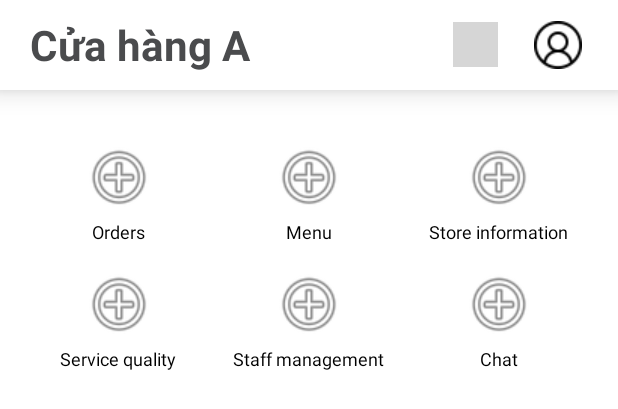
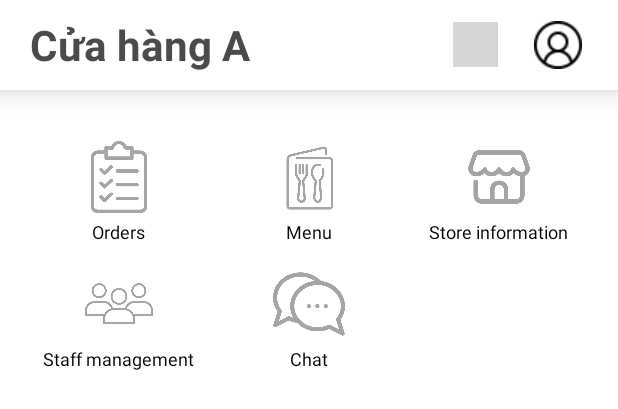
Before and after one commit to BuiAnh12/food_ordering_app, an Android app: the layout fragment_store_home.xml on its own in the app's theme, with its tools: preview values and no code run, on a phone screen of 412 x 824 dp. Shown: the top 409 px of the screen. Run offline under Robolectric (Android 15) with nearby library versions, the phone set to English and light mode, and no system bars; grey boxes are pictures that could not be loaded.

Commit message:
FEAT: Update UI

```diff
--- a/app/src/main/java/com/example/food_ordering_mobile_app/ui/home/HomeFragment.java
+++ b/app/src/main/java/com/example/food_ordering_mobile_app/ui/home/HomeFragment.java
@@ -46,7 +46,7 @@ public class HomeFragment extends Fragment {
         LinearLayout orderLayout = view.findViewById(R.id.orderLayout);
         LinearLayout staffLayout = view.findViewById(R.id.staffLayout);
         LinearLayout storeInformationLayout = view.findViewById(R.id.storeInformationLayout);
-        LinearLayout serviceQualityLayout = view.findViewById(R.id.serviceQualityLayout);
+//        LinearLayout serviceQualityLayout = view.findViewById(R.id.serviceQualityLayout);
         LinearLayout chatLayout = view.findViewById(R.id.chatLayout);
         LinearLayout menuLayout = view.findViewById(R.id.menuLayout);
 
@@ -54,7 +54,7 @@ public class HomeFragment extends Fragment {
         orderLayout.setOnClickListener(this::orderClick);
         chatLayout.setOnClickListener(this::chatLayout);
         storeInformationLayout.setOnClickListener(this::storeInfoClick);
-        serviceQualityLayout.setOnClickListener(this::serviceQualityClick);
+//        serviceQualityLayout.setOnClickListener(this::serviceQualityClick);
         staffLayout.setOnClickListener(this::staffManagementClick);
         String userRole = SecurityManager.getHighestRole();
 
@@ -72,7 +72,7 @@ public class HomeFragment extends Fragment {
                 orderLayout.setVisibility(View.GONE);
                 menuLayout.setVisibility(View.GONE);
                 storeInformationLayout.setVisibility(View.GONE);
-                serviceQualityLayout.setVisibility(View.GONE);
+//                serviceQualityLayout.setVisibility(View.GONE);
                 staffLayout.setVisibility(View.GONE);
                 chatLayout.setVisibility(View.GONE);
                 break;
@@ -82,7 +82,7 @@ public class HomeFragment extends Fragment {
                 orderLayout.setVisibility(View.GONE);
                 menuLayout.setVisibility(View.GONE);
                 storeInformationLayout.setVisibility(View.GONE);
-                serviceQualityLayout.setVisibility(View.GONE);
+//                serviceQualityLayout.setVisibility(View.GONE);
                 staffLayout.setVisibility(View.GONE);
                 chatLayout.setVisibility(View.GONE);
                 break;
--- a/app/src/main/res/layout/fragment_store_home.xml
+++ b/app/src/main/res/layout/fragment_store_home.xml
@@ -41,7 +41,7 @@
             <ImageView
                 android:layout_width="48dp"
                 android:layout_height="48dp"
-                android:src="@android:drawable/ic_menu_add" />
+                android:src="@drawable/ic_order_home"/>
 
             <TextView
                 android:id="@+id/btn_orders"
@@ -70,7 +70,7 @@
             <ImageView
                 android:layout_width="48dp"
                 android:layout_height="48dp"
-                android:src="@android:drawable/ic_menu_add" />
+                android:src="@drawable/ic_home_menu"/>
 
             <TextView
                 android:id="@+id/btn_menu"
@@ -99,7 +99,7 @@
             <ImageView
                 android:layout_width="48dp"
                 android:layout_height="48dp"
-                android:src="@android:drawable/ic_menu_add" />
+                android:src="@drawable/ic_home_store" />
 
             <TextView
                 android:id="@+id/btn_store_detail"
@@ -113,33 +113,33 @@
         </LinearLayout>
 
         <!-- Service Quality -->
-        <LinearLayout
-            android:id="@+id/serviceQualityLayout"
-            android:layout_width="0dp"
-            android:layout_height="wrap_content"
-            android:layout_columnWeight="1"
-            android:orientation="vertical"
-            android:gravity="center"
-            android:padding="8dp"
-            android:onClick="serviceQualityClick"
-            android:clickable="true"
-            android:focusable="true">
+<!--        <LinearLayout-->
+<!--            android:id="@+id/serviceQualityLayout"-->
+<!--            android:layout_width="0dp"-->
+<!--            android:layout_height="wrap_content"-->
+<!--            android:layout_columnWeight="1"-->
+<!--            android:orientation="vertical"-->
+<!--            android:gravity="center"-->
+<!--            android:padding="8dp"-->
+<!--            android:onClick="serviceQualityClick"-->
+<!--            android:clickable="true"-->
+<!--            android:focusable="true">-->
 
-            <ImageView
-                android:layout_width="48dp"
-                android:layout_height="48dp"
-                android:src="@android:drawable/ic_menu_add" />
+<!--            <ImageView-->
+<!--                android:layout_width="48dp"-->
+<!--                android:layout_height="48dp"-->
+<!--                android:src="@android:drawable/ic_menu_add" />-->
 
-            <TextView
-                android:id="@+id/btn_service_quality"
-                android:layout_width="wrap_content"
-                android:layout_height="wrap_content"
-                android:text="@string/service_quality"
-                android:textColor="@android:color/black"
-                android:textSize="12sp"
-                android:gravity="center"
-                android:layout_marginTop="4dp"/>
-        </LinearLayout>
+<!--            <TextView-->
+<!--                android:id="@+id/btn_service_quality"-->
+<!--                android:layout_width="wrap_content"-->
+<!--                android:layout_height="wrap_content"-->
+<!--                android:text="@string/service_quality"-->
+<!--                android:textColor="@android:color/black"-->
+<!--                android:textSize="12sp"-->
+<!--                android:gravity="center"-->
+<!--                android:layout_marginTop="4dp"/>-->
+<!--        </LinearLayout>-->
 
         <LinearLayout
             android:id="@+id/staffLayout"
@@ -156,7 +156,7 @@
             <ImageView
                 android:layout_width="48dp"
                 android:layout_height="48dp"
-                android:src="@android:drawable/ic_menu_add" />
+                android:src="@drawable/ic_home_staff" />
 
             <TextView
                 android:id="@+id/btn_help_center"
@@ -185,7 +185,7 @@
             <ImageView
                 android:layout_width="48dp"
                 android:layout_height="48dp"
-                android:src="@android:drawable/ic_menu_add" />
+                android:src="@drawable/ic_home_chat" />
 
             <TextView
                 android:id="@+id/button_label"
```
Also changed, not shown: app/src/main/res/drawable/ic_home_chat.png (added), app/src/main/res/drawable/ic_home_menu.png (added), app/src/main/res/drawable/ic_home_staff.png (added), app/src/main/res/drawable/ic_home_store.png (added), app/src/main/res/drawable/ic_order_home.png (added).
